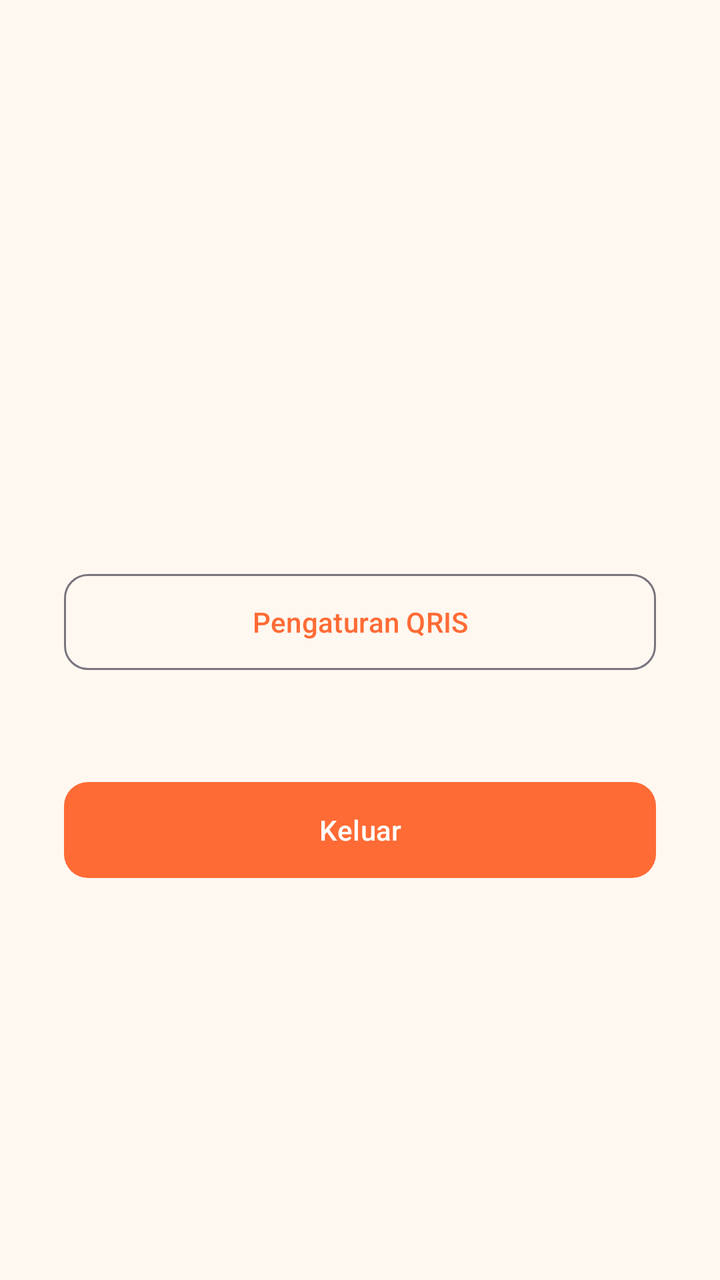
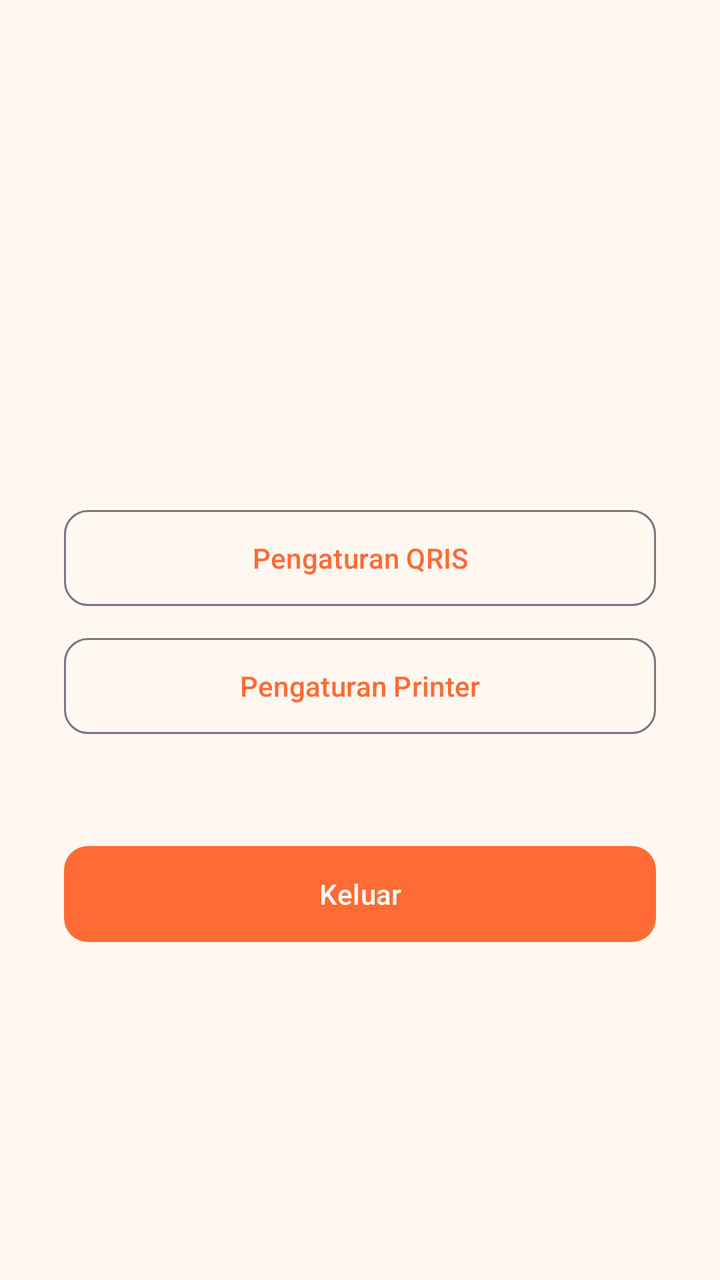

The first picture is an Android layout as it rendered before a commit; the second is the same layout after the commit. The layout source and the unified diff follow.
<!-- AndroidManifest.xml: application theme Theme.MiePos -->
<!-- res/layout/fragment_profil.xml -->
<?xml version="1.0" encoding="utf-8"?>
<LinearLayout xmlns:android="http://schemas.android.com/apk/res/android"
    xmlns:app="http://schemas.android.com/apk/res-auto"
    android:layout_width="match_parent"
    android:layout_height="match_parent"
    android:gravity="center"
    android:orientation="vertical"
    android:padding="32dp">

    <TextView
        android:id="@+id/tvName"
        android:layout_width="wrap_content"
        android:layout_height="wrap_content"
        android:textSize="24sp"
        android:textStyle="bold"
        android:textColor="@color/text_primary" />

    <TextView
        android:id="@+id/tvRole"
        android:layout_width="wrap_content"
        android:layout_height="wrap_content"
        android:layout_marginTop="8dp"
        android:textSize="16sp"
        android:textColor="@color/text_secondary" />

    <com.google.android.material.button.MaterialButton
        android:id="@+id/btnPengaturanQris"
        style="@style/Widget.Material3.Button.OutlinedButton"
        android:layout_width="match_parent"
        android:layout_height="56dp"
        android:layout_marginTop="24dp"
        android:text="Pengaturan QRIS"
        app:cornerRadius="12dp" />

    <com.google.android.material.button.MaterialButton
        android:id="@+id/btnLogout"
        android:layout_width="match_parent"
        android:layout_height="56dp"
        android:layout_marginTop="48dp"
        android:text="Keluar"
        app:cornerRadius="12dp" />

</LinearLayout>
<!-- resources referenced by this layout -->
<resources>
  <color name="text_primary">#1A1A1A</color>
  <color name="text_secondary">#757575</color>
  <style name="Theme.MiePos" parent="Theme.Material3.Light.NoActionBar">
          <item name="colorPrimary">@color/primary</item>
          <item name="colorPrimaryContainer">@color/primary_light</item>
          <item name="colorOnPrimaryContainer">@color/text_primary</item>
          <item name="colorOnPrimary">@color/on_primary</item>
          <item name="colorSecondary">@color/secondary</item>
          <item name="colorSecondaryContainer">@color/card_yellow</item>
          <item name="android:colorBackground">@color/background</item>
          <item name="colorSurface">@color/surface</item>
          <item name="colorError">@color/error</item>
      </style>
  <color name="primary">#FF6B35</color>
  <color name="primary_light">#FFAA80</color>
  <color name="on_primary">#FFFFFF</color>
  <color name="secondary">#FFB800</color>
  <color name="card_yellow">#FFF8E1</color>
  <color name="background">#FFF8F0</color>
  <color name="surface">#FFFFFF</color>
  <color name="error">#C62828</color>
</resources>

<!-- the commit's change to res/layout/fragment_profil.xml (unified diff, before → after) -->
@@ -33,6 +33,15 @@
         app:cornerRadius="12dp" />
 
     <com.google.android.material.button.MaterialButton
+        android:id="@+id/btnPengaturanPrinter"
+        style="@style/Widget.Material3.Button.OutlinedButton"
+        android:layout_width="match_parent"
+        android:layout_height="56dp"
+        android:layout_marginTop="8dp"
+        android:text="Pengaturan Printer"
+        app:cornerRadius="12dp" />
+
+    <com.google.android.material.button.MaterialButton
         android:id="@+id/btnLogout"
         android:layout_width="match_parent"
         android:layout_height="56dp"
